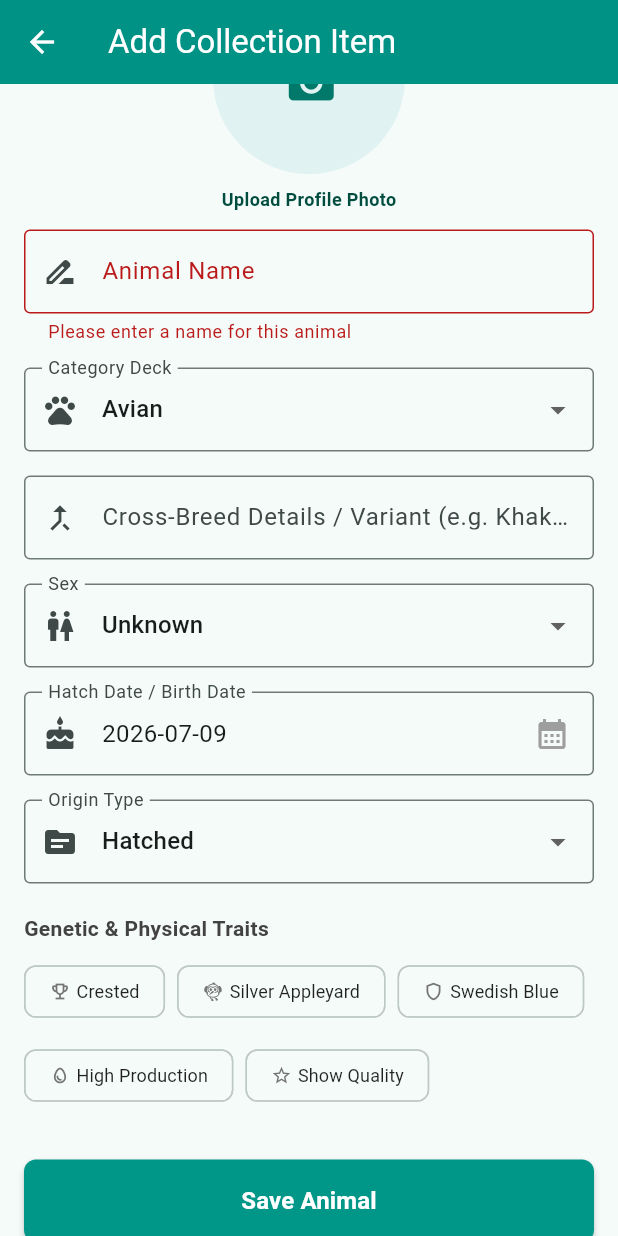
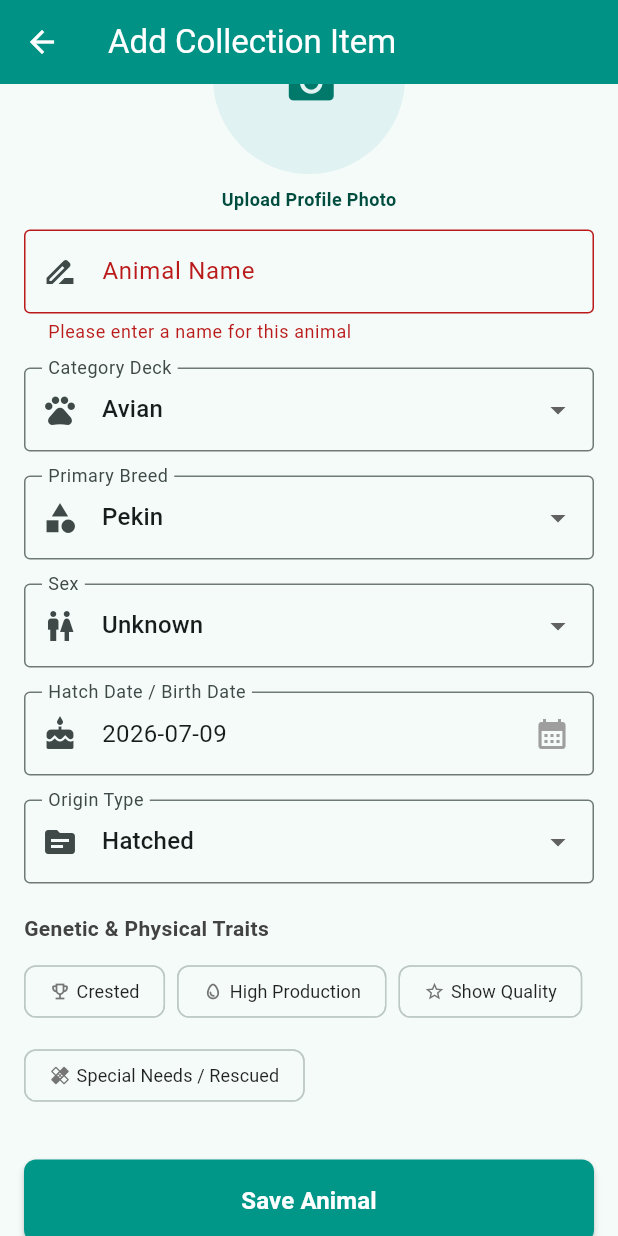
Before and after one commit to Duckxmeta/JustDuckit-app, a Flutter app: the AddBirdScreen screen opened directly, scrolled down 84 dp, after a tap on "Save Animal", on a phone screen of 412 x 824 dp. Run offline on Flutter 3.47's test engine with Material 3 defaults, Android fonts, the phone set to English and light mode, and no system bars; our stand-ins replace cloud_firestore, firebase_auth, firebase_core, firebase_storage, google_generative_ai, google_sign_in and 2 more; accounts and stored records are empty; network calls fail.

Commit message:
Refactor creation form layout separating primary breeds and lineage details with dynamic visibility toggle

```diff
--- a/lib/models/bird.dart
+++ b/lib/models/bird.dart
@@ -4,6 +4,7 @@ class Bird {
   final String id;
   final String name;
   final String breed;
+  final String category; // e.g. 'Avian', 'Pets', 'Livestock', 'Aquatic'
   final DateTime ageOrHatchDate;
   final String sex;
   final String originType;
@@ -29,6 +30,7 @@ class Bird {
     required this.id,
     required this.name,
     required this.breed,
+    this.category = 'Avian',
     required this.ageOrHatchDate,
     required this.sex,
     required this.originType,
@@ -50,10 +52,12 @@ class Bird {
   factory Bird.fromFirestore(DocumentSnapshot doc) {
     final data = doc.data() as Map<String, dynamic>? ?? {};
     final String resolvedOwnerId = data['owner_id'] as String? ?? data['uid'] as String? ?? '';
+    final String parsedBreed = data['breed'] as String? ?? '';
     return Bird(
       id: doc.id,
       name: data['name'] as String? ?? '',
-      breed: data['breed'] as String? ?? '',
+      breed: parsedBreed,
+      category: data['category'] as String? ?? (['avian', 'pets', 'livestock', 'aquatic'].contains(parsedBreed.toLowerCase()) ? parsedBreed : 'Avian'),
       ageOrHatchDate: data['age_or_hatch_date'] is Timestamp
           ? (data['age_or_hatch_date'] as Timestamp).toDate()
           : DateTime.now(),
@@ -79,6 +83,7 @@ class Bird {
     return {
       'name': name.toString(),
       'breed': breed.toString(),
+      'category': category.toString(),
       'age_or_hatch_date': Timestamp.fromDate(ageOrHatchDate),
       'sex': sex.toString(),
       'origin_type': originType.toString(),
@@ -102,6 +107,7 @@ class Bird {
     String? id,
     String? name,
     String? breed,
+    String? category,
     DateTime? ageOrHatchDate,
     String? sex,
     String? originType,
@@ -123,6 +129,7 @@ class Bird {
       id: id ?? this.id,
       name: name ?? this.name,
       breed: breed ?? this.breed,
+      category: category ?? this.category,
       ageOrHatchDate: ageOrHatchDate ?? this.ageOrHatchDate,
       sex: sex ?? this.sex,
       originType: originType ?? this.originType,
--- a/lib/screens/add_bird_screen.dart
+++ b/lib/screens/add_bird_screen.dart
@@ -22,6 +22,7 @@ class _AddBirdScreenState extends State<AddBirdScreen> {
   final _crossBreedController = TextEditingController();
 
   String _selectedBreed = 'Avian';
+  String _selectedPrimaryBreed = 'Pekin';
   String _selectedSex = 'Unknown';
   String _selectedOrigin = 'Hatched';
   DateTime _hatchDate = DateTime.now();
@@ -33,6 +34,17 @@ class _AddBirdScreenState extends State<AddBirdScreen> {
   bool _isScanning = false;
 
   final List<String> _breeds = ['Avian', 'Pets', 'Livestock', 'Aquatic'];
+  final List<String> _primaryBreeds = [
+    'Silver Appleyard',
+    'Swedish Blue',
+    'Pekin',
+    'Khaki Campbell',
+    'Cayuga',
+    'Indian Runner',
+    'Muscovy',
+    'Call Duck',
+    'Cross-Breed / Barnyard Mix'
+  ];
 
   final List<String> _sexes = ['Male', 'Female', 'Unknown'];
   final List<String> _origins = ['Purchased', 'Rehomed', 'Hatched'];
@@ -121,7 +133,6 @@ class _AddBirdScreenState extends State<AddBirdScreen> {
             _nameController.text = result['suggestedArchetype'] ?? '';
           }
 
-          final String detectedBreed = (result['detectedBreed'] ?? '').toLowerCase();
           if (detectedBreed.contains('duck') ||
               detectedBreed.contains('chicken') ||
               detectedBreed.contains('goose') ||
@@ -150,6 +161,21 @@ class _AddBirdScreenState extends State<AddBirdScreen> {
             _selectedBreed = 'Aquatic';
           } else {
             _selectedBreed = 'Avian';
+          }
+
+          // Match primary breed dropdown options
+          String matched = '';
+          for (final b in _primaryBreeds) {
+            if (detectedBreed.contains(b.toLowerCase()) || b.toLowerCase().contains(detectedBreed)) {
+              matched = b;
+              break;
+            }
+          }
+          if (matched.isNotEmpty) {
+            _selectedPrimaryBreed = matched;
+          } else {
+            _selectedPrimaryBreed = 'Cross-Breed / Barnyard Mix';
+            _crossBreedController.text = result['detectedBreed'] ?? '';
           }
 
           final List<String> traitsList = List<String>.from(result['notableTraits'] ?? []);
@@ -263,8 +289,10 @@ class _AddBirdScreenState extends State<AddBirdScreen> {
       final isShowQuality = _selectedTraits.contains('Show Quality');
 
       final aiMetrics = await GradingEngine.gradeAnimal(
-        breed: _selectedBreed,
-        crossBreedDetails: _crossBreedController.text.trim(),
+        breed: _selectedPrimaryBreed,
+        crossBreedDetails: _selectedPrimaryBreed == 'Cross-Breed / Barnyard Mix'
+            ? _crossBreedController.text.trim()
+            : '',
         birthDate: _hatchDate,
         isCrested: isCrested,
         isShowQuality: isShowQuality,
@@ -274,7 +302,8 @@ class _AddBirdScreenState extends State<AddBirdScreen> {
       final newBird = Bird(
         id: birdId,
         name: _nameController.text.trim(),
-        breed: _selectedBreed,
+        breed: _selectedPrimaryBreed,
+        category: _selectedBreed,
         ageOrHatchDate: _hatchDate,
         sex: _selectedSex,
         originType: _selectedOrigin,
@@ -426,7 +455,7 @@ class _AddBirdScreenState extends State<AddBirdScreen> {
               ),
               const SizedBox(height: 16),
 
-              // Breed Dropdown
+              // Category Deck Dropdown
               DropdownButtonFormField<String>(
                 value: _selectedBreed,
                 decoration: const InputDecoration(
@@ -450,17 +479,49 @@ class _AddBirdScreenState extends State<AddBirdScreen> {
               ),
               const SizedBox(height: 16),
 
-              // Cross Breed Details Field
-              TextFormField(
-                controller: _crossBreedController,
+              // Primary Breed Dropdown
+              DropdownButtonFormField<String>(
+                value: _selectedPrimaryBreed,
                 decoration: const InputDecoration(
-                  labelText: 'Cross-Breed Details / Variant (e.g. Khaki x Buff)',
-                  hintText: 'e.g. Pekin x Runner',
+                  labelText: 'Primary Breed',
                   border: OutlineInputBorder(),
-                  prefixIcon: Icon(Icons.merge_type),
+                  prefixIcon: Icon(Icons.category),
                 ),
+                items: _primaryBreeds.map((breed) {
+                  return DropdownMenuItem(
+                    value: breed,
+                    child: Text(breed),
+                  );
+                }).toList(),
+                onChanged: (value) {
+                  if (value != null) {
+                    setState(() {
+                      _selectedPrimaryBreed = value;
+                    });
+                  }
+                },
               ),
               const SizedBox(height: 16),
+
+              // Cross Breed Lineage Details (Visible only when Cross-Breed / Barnyard Mix is selected)
+              if (_selectedPrimaryBreed == 'Cross-Breed / Barnyard Mix') ...[
+                TextFormField(
+                  controller: _crossBreedController,
+                  decoration: const InputDecoration(
+                    labelText: 'Cross-Breed Lineage Details (e.g., Khaki x Buff)',
+                    hintText: 'e.g. Khaki x Buff',
+                    border: OutlineInputBorder(),
+                    prefixIcon: Icon(Icons.merge_type),
+                  ),
+                  validator: (value) {
+                    if (_selectedPrimaryBreed == 'Cross-Breed / Barnyard Mix' && (value == null || value.trim().isEmpty)) {
+                      return 'Please specify cross-breed lineage details';
+                    }
+                    return null;
+                  },
+                ),
+                const SizedBox(height: 16),
+              ],
 
               // Sex Dropdown
               DropdownButtonFormField<String>(
--- a/lib/utils/trait_styles.dart
+++ b/lib/utils/trait_styles.dart
@@ -21,16 +21,6 @@ class TraitStyles {
       textColor: Color(0xFF7B1FA2),
       icon: Icons.emoji_events_outlined,
     ),
-    'Silver Appleyard': TraitStyle(
-      backgroundColor: Color(0xFFEFEBE9), // Golden-brown
-      textColor: Color(0xFF5D4037),
-      icon: Icons.flutter_dash,
-    ),
-    'Swedish Blue': TraitStyle(
-      backgroundColor: Color(0xFFECEFF1), // Slate blue
-      textColor: Color(0xFF37474F),
-      icon: Icons.shield_outlined,
-    ),
     'High Production': TraitStyle(
       backgroundColor: Color(0xFFE8F5E9), // Emerald green
       textColor: Color(0xFF2E7D32),
@@ -40,6 +30,11 @@ class TraitStyles {
       backgroundColor: Color(0xFFFFEBEE), // Deep ruby
       textColor: Color(0xFFC62828),
       icon: Icons.star_border,
+    ),
+    'Special Needs / Rescued': TraitStyle(
+      backgroundColor: Color(0xFFFFF3E0), // Soft orange
+      textColor: Color(0xFFE65100),
+      icon: Icons.healing_outlined,
     ),
   };
 
```
